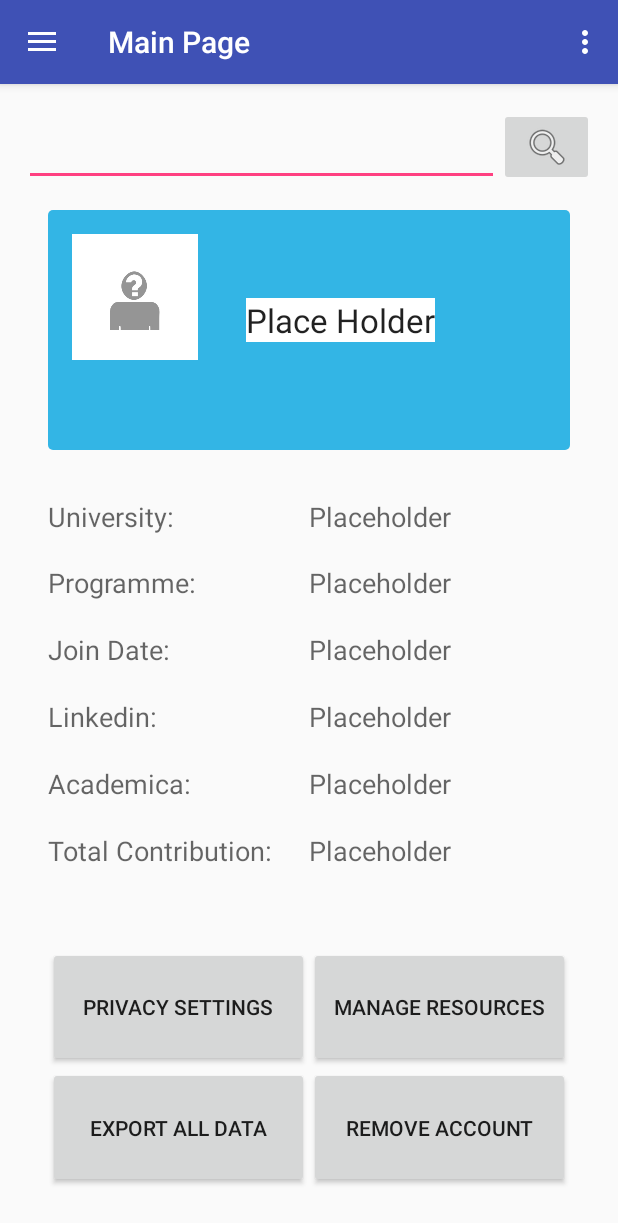
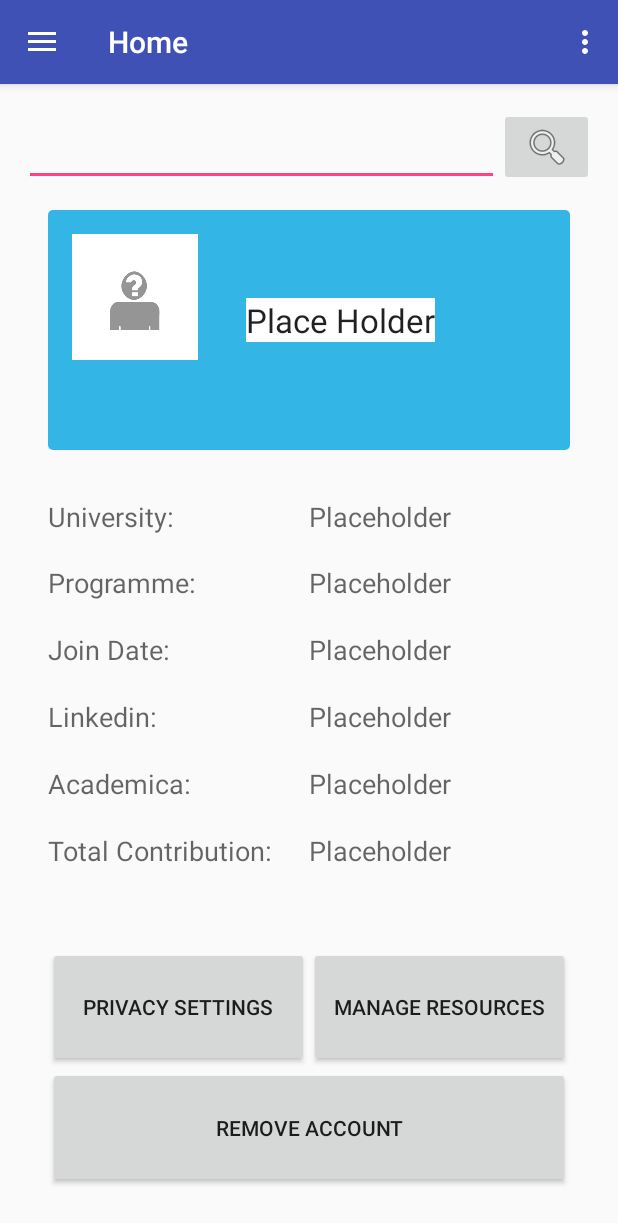
Before and after one commit to swe574-2015fall-group2/android_repo, an Android app: the fragment ProfileFragment placed in its activity, on a phone screen of 412 x 824 dp. Shown: the top 1223 px of the screen. Run offline under Robolectric (Android 15) with nearby library versions, the phone set to English and light mode, and no system bars.

Commit message:
Resource activity is binded
*Now fragments are showing correct titles.

```diff
--- a/app/src/main/AndroidManifest.xml
+++ b/app/src/main/AndroidManifest.xml
@@ -37,6 +37,8 @@
         </activity>
         <activity android:name=".MessageActivity" >
         </activity>
+        <activity android:name=".ResourcesActivity" >
+        </activity>
     </application>
 
 </manifest>
--- a/app/src/main/java/swe574/boun/edu/androidproject/swe574/boun/edu/androidproject/fragments/ProfileFragment.java
+++ b/app/src/main/java/swe574/boun/edu/androidproject/swe574/boun/edu/androidproject/fragments/ProfileFragment.java
@@ -19,6 +19,7 @@
 
 import swe574.boun.edu.androidproject.LoginActivity;
 import swe574.boun.edu.androidproject.R;
+import swe574.boun.edu.androidproject.ResourcesActivity;
 
 /**
  * A simple {@link Fragment} subclass.
@@ -96,6 +97,17 @@
                 builder.show();
             }
         });
+
+        Button mResources = (Button) viewGroup.findViewById(R.id.buttonResources);
+        mResources.setOnClickListener(new View.OnClickListener() {
+            @Override
+            public void onClick(View v) {
+                Intent intent = new Intent(getActivity(), ResourcesActivity.class);
+                intent.putExtra("user", USER_ID);
+                startActivity(intent);
+            }
+        });
+
         return viewGroup;
     }
 
@@ -109,6 +121,7 @@
     @Override
     public void onAttach(Context context) {
         super.onAttach(context);
+        getActivity().setTitle("Home");
     }
 
     @Override
--- a/app/src/main/res/layout/fragment_profile.xml
+++ b/app/src/main/res/layout/fragment_profile.xml
@@ -190,13 +190,6 @@
             <Button
                 android:layout_width="0dp"
                 android:layout_height="match_parent"
-                android:text="Export All Data"
-                android:id="@+id/buttonExportData"
-                android:layout_weight="1" />
-
-            <Button
-                android:layout_width="0dp"
-                android:layout_height="match_parent"
                 android:text="Remove Account"
                 android:id="@+id/buttonRemoveAccount"
                 android:layout_weight="1" />
```
Also changed, not shown: app/src/main/java/swe574/boun/edu/androidproject/ResourcesActivity.java (added, +15 -0 lines), app/src/main/res/layout/activity_resources.xml (added, +10 -0 lines).
